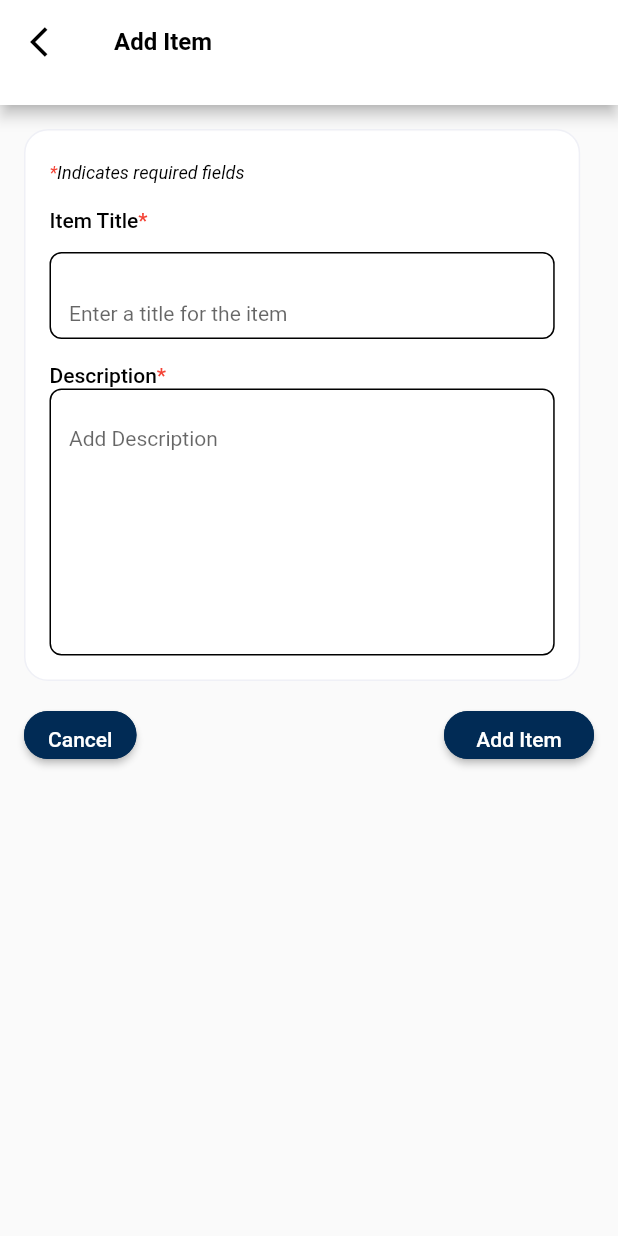
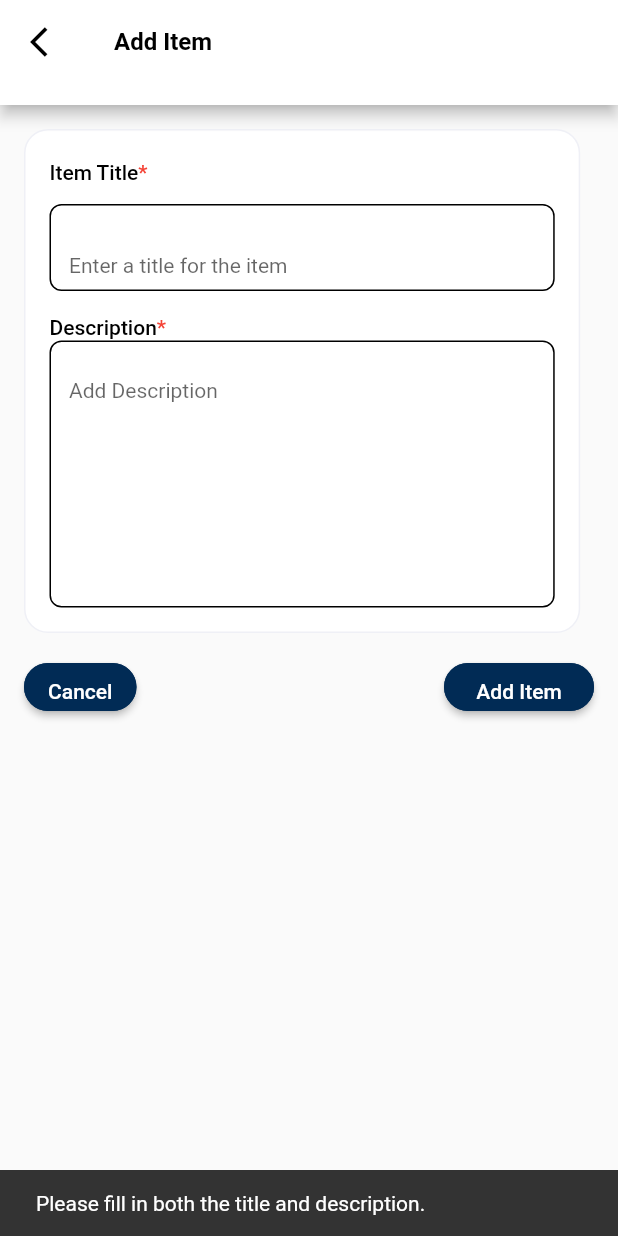
Before and after one commit to collins-swai/Test, a Flutter app: the AddItemsScreen screen opened directly, after a tap on "Add Item", on a phone screen of 412 x 824 dp. Run offline on Flutter 3.47's test engine with Material 2 defaults, Android fonts, the phone set to English and light mode, and no system bars; our stand-ins replace animated_splash_screen, page_transition, shared_preferences; accounts and stored records are empty; Roboto replaces fonts that are missing (Poppins).

Commit message:
Fixed layout and toast

```diff
--- a/lib/widget/DataEntryCard.dart
+++ b/lib/widget/DataEntryCard.dart
@@ -16,10 +16,7 @@ class _DataEntryCardState extends State<DataEntryCard> {
 
   @override
   Widget build(BuildContext context) {
-    final screenWidth = MediaQuery
-        .of(context)
-        .size
-        .width;
+    final screenWidth = MediaQuery.of(context).size.width;
     final cardWidth = screenWidth * 0.9;
 
     return SingleChildScrollView(
@@ -44,38 +41,34 @@ class _DataEntryCardState extends State<DataEntryCard> {
               crossAxisAlignment: CrossAxisAlignment.start,
               mainAxisSize: MainAxisSize.min,
               children: [
+                // Title Input Field
+                _buildTitleField(),
+                // Description Input Field
+                _buildDescriptionField(),
+              ],
+            ),
+          ),
           Container(
             width: double.infinity,
-                  margin: const EdgeInsets.only(bottom: 12.0),
-                  child: RichText(
-                    text: const TextSpan(
+            padding: const EdgeInsets.symmetric(vertical: 8.0),
+            child: Row(
+              mainAxisAlignment: MainAxisAlignment.spaceBetween,
               children: [
-                        TextSpan(
-                          text: '*',
-                          style: TextStyle(
-                            fontFamily: 'Poppins',
-                            fontSize: 12,
-                            fontStyle: FontStyle.italic,
-                            fontWeight: FontWeight.w400,
-                            height: 20 / 12,
-                            color: Colors.red,
-                          ),
-                        ),
-                        TextSpan(
-                          text: 'Indicates required fields',
-                          style: TextStyle(
-                            fontFamily: 'Poppins',
-                            fontSize: 12,
-                            fontStyle: FontStyle.italic,
-                            fontWeight: FontWeight.w400,
-                            height: 20 / 12,
-                            color: Colors.black,
+                _buildCancelButton(context),
+                const SizedBox(width: 10),
+                _buildAddItemButton(context),
+              ],
             ),
           ),
         ],
       ),
-                  ),
-                ),
+    );
+  }
+
+  Widget _buildTitleField() {
+    return Column(
+      crossAxisAlignment: CrossAxisAlignment.start,
+      children: [
         Container(
           width: double.infinity,
           margin: const EdgeInsets.only(bottom: 12.0),
@@ -122,8 +115,8 @@ class _DataEntryCardState extends State<DataEntryCard> {
             decoration: InputDecoration(
               hintText: 'Enter a title for the item',
               border: InputBorder.none,
-                      contentPadding: const EdgeInsets.symmetric(
-                          horizontal: 12.0, vertical: 8.0),
+              contentPadding:
+              const EdgeInsets.symmetric(horizontal: 12.0, vertical: 8.0),
               hintStyle: TextStyle(
                 fontFamily: 'Poppins',
                 fontSize: 14,
@@ -140,6 +133,14 @@ class _DataEntryCardState extends State<DataEntryCard> {
             textAlignVertical: TextAlignVertical.center,
           ),
         ),
+      ],
+    );
+  }
+
+  Widget _buildDescriptionField() {
+    return Column(
+      crossAxisAlignment: CrossAxisAlignment.start,
+      children: [
         Container(
           width: double.infinity,
           margin: const EdgeInsets.only(top: 12.0),
@@ -188,8 +189,8 @@ class _DataEntryCardState extends State<DataEntryCard> {
             decoration: InputDecoration(
               hintText: 'Add Description',
               border: InputBorder.none,
-                      contentPadding: const EdgeInsets.symmetric(
-                          horizontal: 12.0, vertical: 8.0),
+              contentPadding:
+              const EdgeInsets.symmetric(horizontal: 12.0, vertical: 8.0),
               hintStyle: TextStyle(
                 fontFamily: 'Poppins',
                 fontSize: 14,
@@ -207,15 +208,11 @@ class _DataEntryCardState extends State<DataEntryCard> {
           ),
         ),
       ],
-            ),
-          ),
-          Container(
-            width: double.infinity,
-            padding: const EdgeInsets.symmetric(vertical: 8.0),
-            child: Row(
-              mainAxisAlignment: MainAxisAlignment.spaceBetween,
-              children: [
-                Container(
+    );
+  }
+
+  Widget _buildCancelButton(BuildContext context) {
+    return Container(
       width: 75,
       height: 32,
       child: ElevatedButton(
@@ -224,7 +221,7 @@ class _DataEntryCardState extends State<DataEntryCard> {
         },
         style: ElevatedButton.styleFrom(
           foregroundColor: Colors.white,
-                      backgroundColor: Color(0xFF012B55),
+          backgroundColor: const Color(0xFF012B55),
           shape: RoundedRectangleBorder(
             borderRadius: BorderRadius.circular(32.0),
             side: const BorderSide(
@@ -232,8 +229,7 @@ class _DataEntryCardState extends State<DataEntryCard> {
               width: 1.0,
             ),
           ),
-                      padding: const EdgeInsets.symmetric(
-                          horizontal: 12.0, vertical: 8.0),
+          padding: const EdgeInsets.symmetric(horizontal: 12.0, vertical: 8.0),
           textStyle: const TextStyle(
             fontFamily: 'Poppins',
             fontSize: 14,
@@ -245,9 +241,11 @@ class _DataEntryCardState extends State<DataEntryCard> {
           'Cancel',
         ),
       ),
-                ),
-                const SizedBox(width: 10),
-                Container(
+    );
+  }
+
+  Widget _buildAddItemButton(BuildContext context) {
+    return Container(
       width: 100,
       height: 32,
       child: ElevatedButton(
@@ -257,16 +255,27 @@ class _DataEntryCardState extends State<DataEntryCard> {
 
           if (title.isNotEmpty && description.isNotEmpty) {
             widget.onAddItem(title, description);
+            ScaffoldMessenger.of(context).showSnackBar(
+              const SnackBar(
+                content: Text('Item added successfully!'),
+              ),
+            );
             Navigator.push(
               context,
               MaterialPageRoute(
                 builder: (context) => const HomeScreen(),
               ),
             ); // Close the current screen
+          } else {
+            ScaffoldMessenger.of(context).showSnackBar(
+              const SnackBar(
+                content: Text('Please fill in both the title and description.'),
+              ),
+            );
           }
         },
         style: ElevatedButton.styleFrom(
-                      backgroundColor: Color(0xFF012B55),
+          backgroundColor: const Color(0xFF012B55),
           foregroundColor: Colors.white,
           shape: RoundedRectangleBorder(
             borderRadius: BorderRadius.circular(32.0),
@@ -275,8 +284,7 @@ class _DataEntryCardState extends State<DataEntryCard> {
               width: 1.0,
             ),
           ),
-                      padding: const EdgeInsets.symmetric(
-                          horizontal: 12.0, vertical: 8.0),
+          padding: const EdgeInsets.symmetric(horizontal: 12.0, vertical: 8.0),
           textStyle: const TextStyle(
             fontFamily: 'Poppins',
             fontSize: 14,
@@ -288,12 +296,6 @@ class _DataEntryCardState extends State<DataEntryCard> {
           'Add Item',
         ),
       ),
-                ),
-              ],
-            ),
-          ),
-        ],
-      ),
     );
   }
 }
```
Lines whose indentation alone changed are shown as unchanged.
